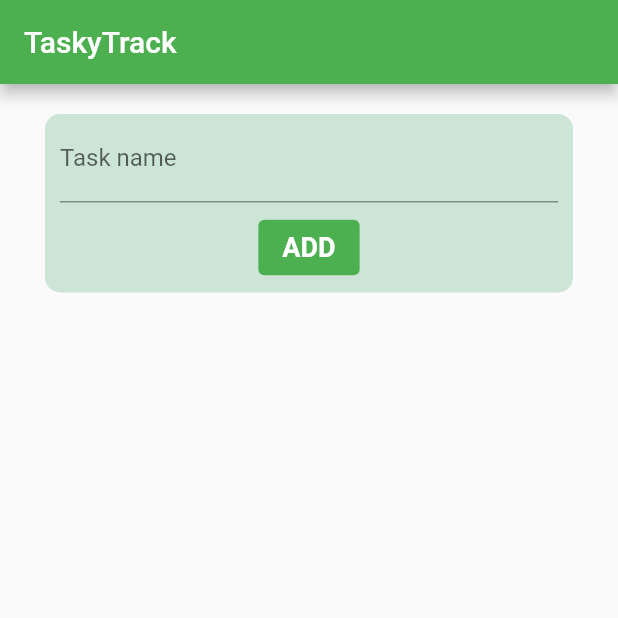
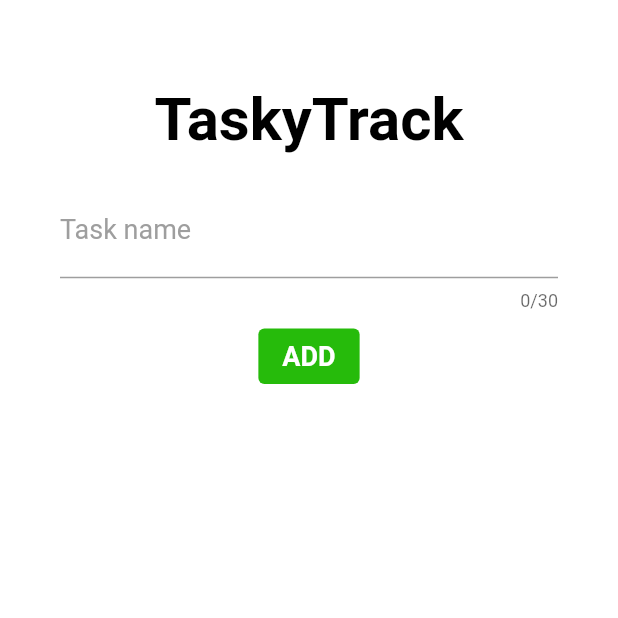
Before and after one commit to gal0wsky/TaskyTrack, a Flutter app: the screen it shows after launch, on a phone screen of 412 x 824 dp, the top half of it. Run offline on Flutter 3.47's test engine with Material 2 defaults, Android fonts, the phone set to English and light mode, and no system bars; our stand-ins replace flutter_riverpod, flutter_secure_storage, freezed_annotation, hooks_riverpod.

Commit message:
Finishing touches - changing display name, icons, fixing little bugs --> 21.03.2023

```diff
--- a/lib/core/presentation/app_widget.dart
+++ b/lib/core/presentation/app_widget.dart
@@ -23,34 +23,58 @@ class AppWidget extends ConsumerWidget {
 
     return Scaffold(
       appBar: AppBar(
-        title: const Text("TaskyTrack"),
-        backgroundColor: Colors.green,
+        elevation: 0,
+        backgroundColor: Colors.white,
       ),
       body: Container(
+        color: Colors.white,
         padding: const EdgeInsets.symmetric(horizontal: 10),
         child: Column(
           children: [
+            const Text(
+              "TaskyTrack",
+              textAlign: TextAlign.center,
+              style: TextStyle(
+                color: Colors.black,
+                fontWeight: FontWeight.bold,
+                fontSize: 40,
+              ),
+            ),
             Container(
               margin:
                   const EdgeInsets.symmetric(vertical: 20.0, horizontal: 20),
               decoration: const BoxDecoration(
-                  color: Color.fromARGB(255, 205, 229, 215),
+                  // color: Color.fromARGB(255, 205, 229, 215),
                   borderRadius: BorderRadius.all(Radius.circular(10))),
               child: Column(
                 children: [
                   Container(
                     padding: const EdgeInsets.symmetric(horizontal: 10),
+                    child: Flexible(
                       child: TextFormField(
                         controller: inputFormController,
                         keyboardType: TextInputType.text,
+                        textInputAction: TextInputAction.done,
+                        cursorColor: const Color.fromARGB(255, 38, 187, 11),
+                        maxLength: 30,
+                        style: const TextStyle(
+                          fontSize: 18,
+                        ),
                         decoration: const InputDecoration(
                           labelText: "Task name",
+                          labelStyle: TextStyle(color: Colors.grey),
+                          focusColor: Color.fromARGB(255, 38, 187, 11),
+                          hoverColor: Color.fromARGB(255, 38, 187, 11),
+                          focusedBorder: OutlineInputBorder(
+                            borderSide: BorderSide.none
+                          ),
                         ),
                         onChanged: (newValue) {
                           ref
                               .read(taskNameProvider.notifier)
                               .setTaskName(newValue);
                         },
+                      ),
                     ),
                   ),
                   Container(
@@ -84,7 +108,7 @@ class AppWidget extends ConsumerWidget {
                       style: const ButtonStyle(
                         padding: MaterialStatePropertyAll(
                             EdgeInsets.symmetric(horizontal: 16, vertical: 8)),
-                        backgroundColor: MaterialStatePropertyAll(Colors.green),
+                        backgroundColor: MaterialStatePropertyAll(Color.fromARGB(255, 38, 187, 11)),
                       ),
                       child: const Text(
                         "ADD",
@@ -98,7 +122,13 @@ class AppWidget extends ConsumerWidget {
                 ],
               ),
             ),
-            const TasksListView(),
+            Flexible(
+              fit: FlexFit.tight,
+              child: Container(
+                padding: const EdgeInsets.only(bottom: 40),
+                child: const TasksListView()
+              )
+            ),
           ],
         ),
       ),
--- a/lib/tasks/presentation/task_view.dart
+++ b/lib/tasks/presentation/task_view.dart
@@ -26,14 +26,14 @@ class TaskView extends ConsumerWidget {
         margin: const EdgeInsets.symmetric(horizontal: 20, vertical: 10),
         decoration: const BoxDecoration(
           borderRadius: BorderRadius.all(Radius.circular(10)),
-          color: Colors.green,
+          color: Color.fromARGB(255, 38, 187, 11),
         ),
         child: Row(
           mainAxisAlignment: MainAxisAlignment.start,
           children: [
             Checkbox(
                 value: task.completed,
-                checkColor: Colors.green,
+                checkColor: const Color.fromARGB(255, 38, 187, 11),
                 activeColor: Colors.white,
                 side: MaterialStateBorderSide.resolveWith((states) =>
                     const BorderSide(width: 2.0, color: Colors.white)),
```
Also changed, not shown: pubspec.yaml (line endings or trailing spaces), 62 other files. Lines whose indentation alone changed are shown as unchanged.
